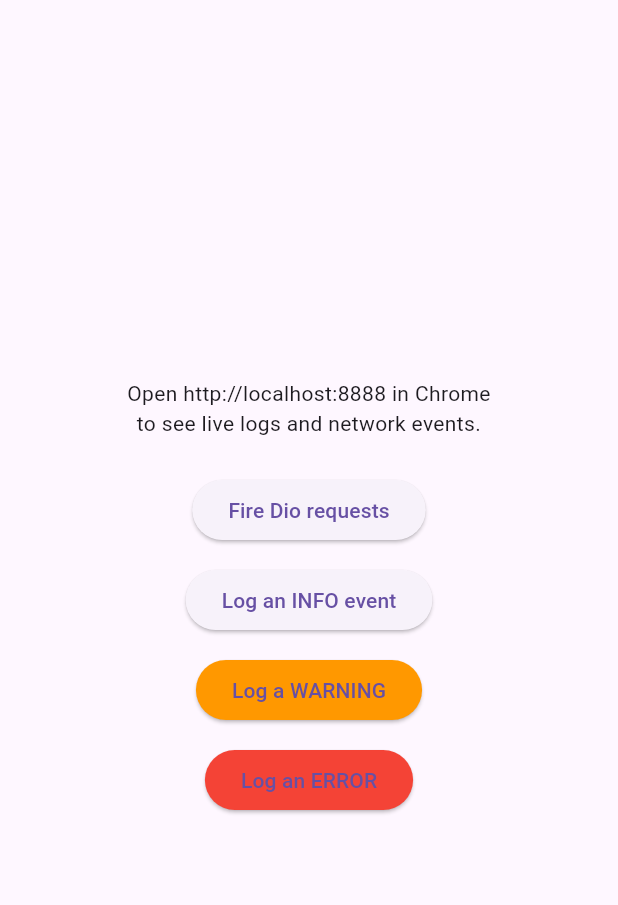
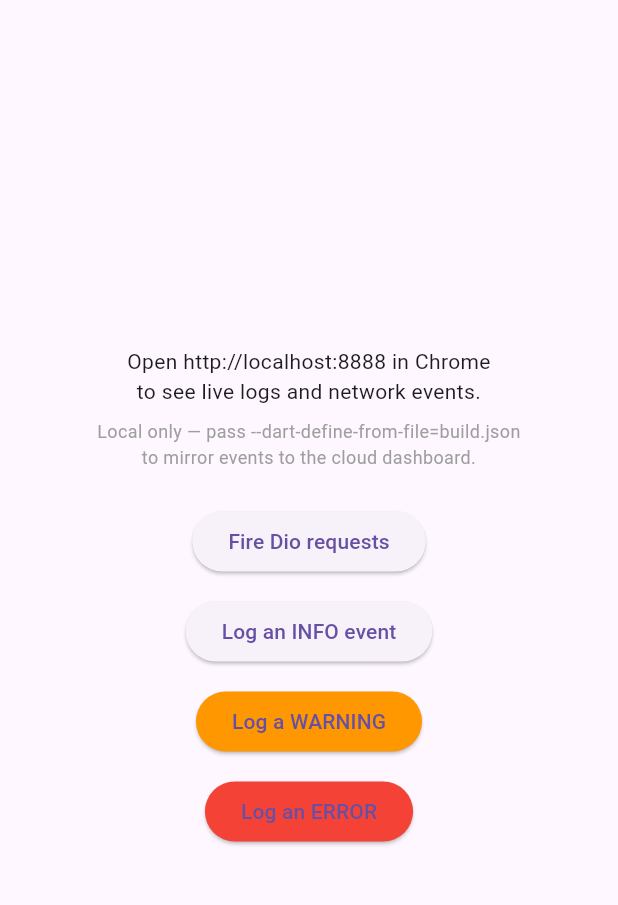
Before and after one commit to roziboyevdev/loggermen-admin, a Flutter app: the screen it shows after launch, on a phone screen of 412 x 824 dp, the part 63-968 px from its top. Run offline on Flutter 3.47's test engine with Material 3 defaults, Android fonts, the phone set to English and light mode, and no system bars; our stand-ins replace chopper, dio, flutter_bloc, flutter_riverpod, geolocator, get_it and 4 more; missing offline and left inert: shelf_router; statements that could not run were skipped.

Commit message:
Wire the example app to the cloud server
The example ran local-only, so there was no quick way to check a deployment
end to end. It now reads WATCHDOG_SERVER_URL / WATCHDOG_CLIENT_API_KEY at
build time and mirrors to watchdog-nest, falling back to local-only when they
are absent.

A fixed WATCHDOG_DEVICE_ID keeps re-runs on one dashboard session instead of
creating a row per launch. example/build.json is gitignored — this repo is
public and the file holds the client key.

Co-Authored-By: Claude Opus 5 (1M context) <noreply@anthropic.com>

```diff
--- /dev/null
+++ b/example/build.example.json
@@ -0,0 +1,5 @@
+{
+  "WATCHDOG_SERVER_URL": "wss://loggermen.roziboyevdev.uz",
+  "WATCHDOG_CLIENT_API_KEY": "<serverdagi .env dagi WATCHDOG_CLIENT_API_KEY>",
+  "WATCHDOG_DEVICE_ID": "watchdog-example"
+}
--- a/example/lib/main.dart
+++ b/example/lib/main.dart
@@ -1,8 +1,41 @@
 // Minimal integration example for the Watchdog package.
+//
+// Runs in local + cloud mirror mode: events show up both on the on-device
+// DevTools page and in the watchdog-nest dashboard.
+//
+//   flutter run --dart-define-from-file=build.json
+//
+// See example/build.example.json for the values it expects.
 
 import 'package:dio/dio.dart';
 import 'package:flutter/material.dart';
 import 'package:watchdog/watchdog.dart';
+
+/// Base URL of the watchdog-nest server — **origin only, no path**. The package
+/// appends `/ws/app` itself, so `wss://host/watchdog` would end up requesting
+/// `wss://host/watchdog/ws/app`.
+const String kServerUrl = String.fromEnvironment(
+  'WATCHDOG_SERVER_URL',
+  defaultValue: '',
+);
+
+/// Must match `WATCHDOG_CLIENT_API_KEY` in the server's `.env`.
+const String kClientApiKey = String.fromEnvironment(
+  'WATCHDOG_CLIENT_API_KEY',
+  defaultValue: '',
+);
+
+/// Fixed so re-running the example reuses one session in the dashboard instead
+/// of creating a new row per launch (the package falls back to a random UUID
+/// when no device id is given).
+const String kDeviceId = String.fromEnvironment(
+  'WATCHDOG_DEVICE_ID',
+  defaultValue: 'watchdog-example',
+);
+
+/// Cloud is wired only when both values were supplied at build time; with an
+/// empty [kServerUrl] the example still works as a purely local demo.
+const bool kCloudEnabled = kServerUrl != '' && kClientApiKey != '';
 
 // A Dio client wired with Watchdog — every request now shows up in the
 // Network tab exactly like a Chopper one would.
@@ -15,7 +48,18 @@ Future<void> main() async {
   // Single-call start — no separate initialize() needed.
   await Watchdog.start(
     config: const WatchdogConfig(
-      apiBaseUrl: 'https://api.example.com',
+      enabled: true,
+      cloud: kCloudEnabled
+          ? WatchdogCloudConfig(
+              serverUrl: kServerUrl,
+              apiKey: kClientApiKey,
+              appName: 'watchdog-example',
+            )
+          : null,
+      device: WatchdogDevice(
+        deviceId: kDeviceId,
+        appName: 'watchdog-example',
+      ),
     ),
   );
 
@@ -48,8 +92,20 @@ class ExamplePage extends StatelessWidget {
           children: [
             const Text(
               'Open http://localhost:8888 in Chrome\n'
-                  'to see live logs and network events.',
+              'to see live logs and network events.',
               textAlign: TextAlign.center,
+            ),
+            const SizedBox(height: 8),
+            const Padding(
+              padding: EdgeInsets.symmetric(horizontal: 24),
+              child: Text(
+                kCloudEnabled
+                    ? 'Mirroring to $kServerUrl\nsession: $kDeviceId'
+                    : 'Local only — pass --dart-define-from-file=build.json\n'
+                        'to mirror events to the cloud dashboard.',
+                textAlign: TextAlign.center,
+                style: TextStyle(fontSize: 12, color: Colors.grey),
+              ),
             ),
             const SizedBox(height: 24),
             ElevatedButton(
```
Also changed, not shown: example/pubspec.lock, 2 other files.
